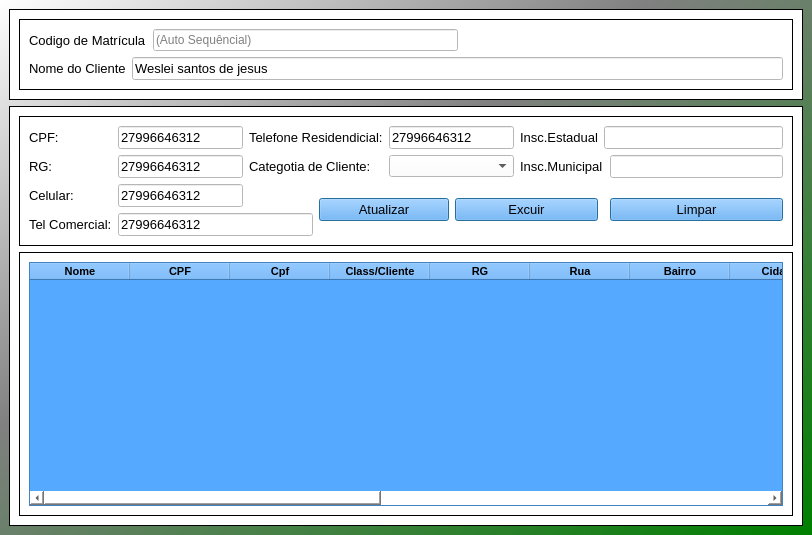
First picture: the form in Views/Clientes.ui, repository Weslei25/SistemaDeVendas, before the edit.
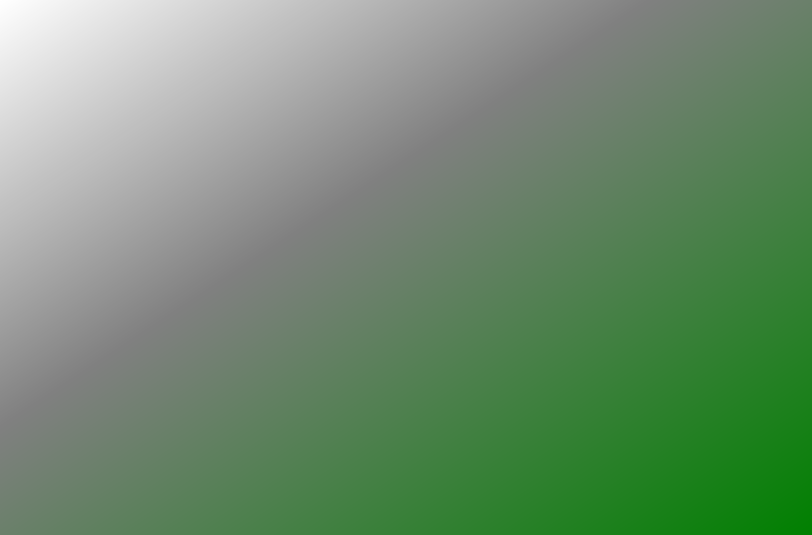
Second picture: the form after the edit. Icons and pictures are not drawn.

Commit message: Novos layouts adcionadas

What changed in the file:
```diff
--- a/Views/Clientes.ui
+++ b/Views/Clientes.ui
@@ -35,727 +35,7 @@
 </string>
   </property>
   <widget class="QWidget" name="centralwidget">
-   <layout class="QGridLayout" name="gridLayout_6">
-    <item row="0" column="0">
-     <widget class="QFrame" name="frame_3">
-      <property name="styleSheet">
-       <string notr="true">background-color: rgb(255, 255, 255);</string>
-      </property>
-      <property name="frameShape">
-       <enum>QFrame::Box</enum>
-      </property>
-      <property name="frameShadow">
-       <enum>QFrame::Plain</enum>
-      </property>
-      <layout class="QGridLayout" name="gridLayout_2">
-       <item row="0" column="0">
-        <widget class="QFrame" name="frame_2">
-         <property name="frameShape">
-          <enum>QFrame::Box</enum>
-         </property>
-         <property name="frameShadow">
-          <enum>QFrame::Plain</enum>
-         </property>
-         <layout class="QGridLayout" name="gridLayout">
-          <item row="1" column="0">
-           <widget class="QLabel" name="label_15">
-            <property name="font">
-             <font>
-              <family>Arial</family>
-              <pointsize>10</pointsize>
-             </font>
-            </property>
-            <property name="text">
-             <string>Nome do Cliente</string>
-            </property>
-           </widget>
-          </item>
-          <item row="0" column="4">
-           <widget class="QLabel" name="label_38">
-            <property name="font">
-             <font>
-              <family>Arial</family>
-              <pointsize>10</pointsize>
-             </font>
-            </property>
-            <property name="styleSheet">
-             <string notr="true">color: rgb(0, 0, 0);</string>
-            </property>
-            <property name="text">
-             <string/>
-            </property>
-           </widget>
-          </item>
-          <item row="0" column="0" colspan="2">
-           <widget class="QLabel" name="label_2">
-            <property name="font">
-             <font>
-              <family>Arial</family>
-              <pointsize>10</pointsize>
-             </font>
-            </property>
-            <property name="text">
-             <string>Codigo de Matrícula</string>
-            </property>
-           </widget>
-          </item>
-          <item row="0" column="2">
-           <widget class="QLineEdit" name="codMatricula_2">
-            <property name="enabled">
-             <bool>false</bool>
-            </property>
-            <property name="toolTip">
-             <string>Auto Sequêncial</string>
-            </property>
-            <property name="styleSheet">
-             <string notr="true">background-color: rgb(255, 255, 255);</string>
-            </property>
-            <property name="placeholderText">
-             <string>(Auto Sequêncial)</string>
-            </property>
-           </widget>
-          </item>
-          <item row="1" column="1" colspan="4">
-           <widget class="QLineEdit" name="nomeCliente_2">
-            <property name="font">
-             <font>
-              <family>Arial</family>
-              <pointsize>10</pointsize>
-             </font>
-            </property>
-            <property name="styleSheet">
-             <string notr="true">background-color: rgb(255, 255, 255);</string>
-            </property>
-            <property name="text">
-             <string>Weslei santos de jesus</string>
-            </property>
-           </widget>
-          </item>
-          <item row="0" column="3">
-           <spacer name="horizontalSpacer">
-            <property name="orientation">
-             <enum>Qt::Horizontal</enum>
-            </property>
-            <property name="sizeHint" stdset="0">
-             <size>
-              <width>40</width>
-              <height>20</height>
-             </size>
-            </property>
-           </spacer>
-          </item>
-         </layout>
-        </widget>
-       </item>
-      </layout>
-     </widget>
-    </item>
-    <item row="1" column="0">
-     <widget class="QFrame" name="frame_5">
-      <property name="styleSheet">
-       <string notr="true">background-color: rgb(255, 255, 255);</string>
-      </property>
-      <property name="frameShape">
-       <enum>QFrame::Box</enum>
-      </property>
-      <property name="frameShadow">
-       <enum>QFrame::Plain</enum>
-      </property>
-      <layout class="QGridLayout" name="gridLayout_5">
-       <item row="0" column="0">
-        <widget class="QFrame" name="frame_4">
-         <property name="frameShape">
-          <enum>QFrame::Box</enum>
-         </property>
-         <property name="frameShadow">
-          <enum>QFrame::Plain</enum>
-         </property>
-         <layout class="QGridLayout" name="gridLayout_3">
-          <item row="0" column="6" colspan="2">
-           <widget class="QLineEdit" name="telResid_2">
-            <property name="font">
-             <font>
-              <family>Arial</family>
-              <pointsize>10</pointsize>
-             </font>
-            </property>
-            <property name="styleSheet">
-             <string notr="true">background-color: rgb(255, 255, 255);</string>
-            </property>
-            <property name="text">
-             <string>27996646312</string>
-            </property>
-           </widget>
-          </item>
-          <item row="1" column="1" colspan="3">
-           <widget class="QLineEdit" name="rgCliente_2">
-            <property name="font">
-             <font>
-              <family>Arial</family>
-              <pointsize>10</pointsize>
-             </font>
-            </property>
-            <property name="styleSheet">
-             <string notr="true">background-color: rgb(255, 255, 255);</string>
-            </property>
-            <property name="text">
-             <string>27996646312</string>
-            </property>
-           </widget>
-          </item>
-          <item row="2" column="7" rowspan="2" colspan="2">
-           <widget class="QPushButton" name="deletarregistro">
-            <property name="font">
-             <font>
-              <pointsize>10</pointsize>
-              <weight>50</weight>
-              <bold>false</bold>
-             </font>
-            </property>
-            <property name="cursor">
-             <cursorShape>PointingHandCursor</cursorShape>
-            </property>
-            <property name="focusPolicy">
-             <enum>Qt::WheelFocus</enum>
-            </property>
-            <property name="toolTip">
-             <string>Salvar novo Cliente</string>
-            </property>
-            <property name="styleSheet">
-             <string notr="true">background-color: rgb(85, 170, 255);</string>
-            </property>
-            <property name="text">
-             <string>Excuir</string>
-            </property>
-            <property name="icon">
-             <iconset>
-              <normaloff>../Imagens/erros.png</normaloff>../Imagens/erros.png</iconset>
-            </property>
-            <property name="iconSize">
-             <size>
-              <width>81</width>
-              <height>31</height>
-             </size>
-            </property>
-            <property name="autoDefault">
-             <bool>true</bool>
-            </property>
-            <property name="default">
-             <bool>true</bool>
-            </property>
-            <property name="flat">
-             <bool>false</bool>
-            </property>
-           </widget>
-          </item>
-          <item row="1" column="6" colspan="2">
-           <widget class="QComboBox" name="catCliente_2">
-            <property name="font">
-             <font>
-              <family>Arial</family>
-             </font>
-            </property>
-            <property name="cursor">
-             <cursorShape>PointingHandCursor</cursorShape>
-            </property>
-            <property name="styleSheet">
-             <string notr="true">background-color: rgb(255, 255, 255);</string>
-            </property>
-           </widget>
-          </item>
-          <item row="0" column="0">
-           <widget class="QLabel" name="label_57">
-            <property name="font">
-             <font>
-              <family>Arial</family>
-              <pointsize>10</pointsize>
-             </font>
-            </property>
-            <property name="text">
-             <string>CPF:</string>
-            </property>
-           </widget>
-          </item>
-          <item row="0" column="9" colspan="2">
-           <widget class="QLineEdit" name="inscrCliente_2">
-            <property name="enabled">
-             <bool>false</bool>
-            </property>
-            <property name="font">
-             <font>
-              <family>Arial</family>
-              <pointsize>10</pointsize>
-             </font>
-            </property>
-            <property name="styleSheet">
-             <string notr="true">background-color: rgb(255, 255, 255);</string>
-            </property>
-           </widget>
-          </item>
-          <item row="2" column="0">
-           <widget class="QLabel" name="label_58">
-            <property name="font">
-             <font>
-              <family>Arial</family>
-              <pointsize>10</pointsize>
-             </font>
-            </property>
-            <property name="text">
-             <string>Celular:</string>
-            </property>
-           </widget>
-          </item>
-          <item row="1" column="0">
-           <widget class="QLabel" name="label_56">
-            <property name="font">
-             <font>
-              <family>Arial</family>
-              <pointsize>10</pointsize>
-             </font>
-            </property>
-            <property name="text">
-             <string>RG:</string>
-            </property>
-           </widget>
-          </item>
-          <item row="0" column="8">
-           <widget class="QLabel" name="label_54">
-            <property name="font">
-             <font>
-              <family>Arial</family>
-              <pointsize>10</pointsize>
-             </font>
-            </property>
-            <property name="text">
-             <string>Insc.Estadual</string>
-            </property>
-           </widget>
-          </item>
-          <item row="1" column="8" colspan="2">
-           <widget class="QLabel" name="label_55">
-            <property name="font">
-             <font>
-              <family>Arial</family>
-              <pointsize>10</pointsize>
-             </font>
-            </property>
-            <property name="text">
-             <string>Insc.Municipal</string>
-            </property>
-           </widget>
-          </item>
-          <item row="0" column="1" colspan="3">
-           <widget class="QLineEdit" name="cpfCliente_2">
-            <property name="font">
-             <font>
-              <family>Arial</family>
-              <pointsize>10</pointsize>
-             </font>
-            </property>
-            <property name="styleSheet">
-             <string notr="true">background-color: rgb(255, 255, 255);</string>
-            </property>
-            <property name="text">
-             <string>27996646312</string>
-            </property>
-           </widget>
-          </item>
-          <item row="2" column="5" rowspan="2" colspan="2">
-           <widget class="QPushButton" name="atualizarcliente">
-            <property name="minimumSize">
-             <size>
-              <width>0</width>
-              <height>0</height>
-             </size>
-            </property>
-            <property name="font">
-             <font>
-              <pointsize>10</pointsize>
-              <weight>50</weight>
-              <bold>false</bold>
-             </font>
-            </property>
-            <property name="cursor">
-             <cursorShape>PointingHandCursor</cursorShape>
-            </property>
-            <property name="focusPolicy">
-             <enum>Qt::WheelFocus</enum>
-            </property>
-            <property name="toolTip">
-             <string>Salvar novo Cliente</string>
-            </property>
-            <property name="styleSheet">
-             <string notr="true">background-color: rgb(85, 170, 255);</string>
-            </property>
-            <property name="text">
-             <string>Atualizar</string>
-            </property>
-            <property name="icon">
-             <iconset>
-              <normaloff>../Imagens/cad_pessoas.ico</normaloff>../Imagens/cad_pessoas.ico</iconset>
-            </property>
-            <property name="iconSize">
-             <size>
-              <width>81</width>
-              <height>31</height>
-             </size>
-            </property>
-            <property name="autoDefault">
-             <bool>true</bool>
-            </property>
-            <property name="default">
-             <bool>true</bool>
-            </property>
-            <property name="flat">
-             <bool>false</bool>
-            </property>
-           </widget>
-          </item>
-          <item row="0" column="4" colspan="2">
-           <widget class="QLabel" name="label_59">
-            <property name="font">
-             <font>
-              <family>Arial</family>
-              <pointsize>10</pointsize>
-             </font>
-            </property>
-            <property name="text">
-             <string>Telefone Residendicial:</string>
-            </property>
-           </widget>
-          </item>
-          <item row="1" column="4" colspan="2">
-           <widget class="QLabel" name="label_49">
-            <property name="font">
-             <font>
-              <family>Arial</family>
-              <pointsize>10</pointsize>
-             </font>
-            </property>
-            <property name="text">
-             <string>Categotia de Cliente:</string>
-            </property>
-           </widget>
-          </item>
-          <item row="2" column="10" rowspan="2">
-           <widget class="QPushButton" name="limparcampos">
-            <property name="font">
-             <font>
-              <pointsize>10</pointsize>
-              <weight>50</weight>
-              <bold>false</bold>
-             </font>
-            </property>
-            <property name="cursor">
-             <cursorShape>PointingHandCursor</cursorShape>
-            </property>
-            <property name="focusPolicy">
-             <enum>Qt::NoFocus</enum>
-            </property>
-            <property name="toolTip">
-             <string>Limpar Formulario</string>
-            </property>
-            <property name="styleSheet">
-             <string notr="true">background-color: rgb(85, 170, 255);</string>
-            </property>
-            <property name="text">
-             <string>Limpar</string>
-            </property>
-            <property name="icon">
-             <iconset>
-              <normaloff>../Imagens/Atualizar.png</normaloff>../Imagens/Atualizar.png</iconset>
-            </property>
-            <property name="iconSize">
-             <size>
-              <width>81</width>
-              <height>31</height>
-             </size>
-            </property>
-            <property name="autoDefault">
-             <bool>true</bool>
-            </property>
-            <property name="default">
-             <bool>true</bool>
-            </property>
-            <property name="flat">
-             <bool>false</bool>
-            </property>
-           </widget>
-          </item>
-          <item row="2" column="1" colspan="3">
-           <widget class="QLineEdit" name="telCell_2">
-            <property name="font">
-             <font>
-              <family>Arial</family>
-              <pointsize>10</pointsize>
-             </font>
-            </property>
-            <property name="styleSheet">
-             <string notr="true">background-color: rgb(255, 255, 255);</string>
-            </property>
-            <property name="text">
-             <string>27996646312</string>
-            </property>
-           </widget>
-          </item>
-          <item row="1" column="10">
-           <widget class="QLineEdit" name="incriMunoci_2">
-            <property name="enabled">
-             <bool>false</bool>
-            </property>
-            <property name="font">
-             <font>
-              <family>Arial</family>
-              <pointsize>10</pointsize>
-             </font>
-            </property>
-            <property name="styleSheet">
-             <string notr="true">background-color: rgb(255, 255, 255);</string>
-            </property>
-           </widget>
-          </item>
-          <item row="3" column="0">
-           <widget class="QLabel" name="label_60">
-            <property name="font">
-             <font>
-              <family>Arial</family>
-              <pointsize>10</pointsize>
-             </font>
-            </property>
-            <property name="text">
-             <string>Tel Comercial:</string>
-            </property>
-           </widget>
-          </item>
-          <item row="3" column="1" colspan="4">
-           <widget class="QLineEdit" name="telCom_2">
-            <property name="font">
-             <font>
-              <family>Arial</family>
-              <pointsize>10</pointsize>
-             </font>
-            </property>
-            <property name="styleSheet">
-             <string notr="true">background-color: rgb(255, 255, 255);</string>
-            </property>
-            <property name="text">
-             <string>27996646312</string>
-            </property>
-           </widget>
-          </item>
-         </layout>
-        </widget>
-       </item>
-       <item row="1" column="0">
-        <widget class="QFrame" name="frame">
-         <property name="frameShape">
-          <enum>QFrame::Box</enum>
-         </property>
-         <property name="frameShadow">
-          <enum>QFrame::Plain</enum>
-         </property>
-         <layout class="QGridLayout" name="gridLayout_4">
-          <item row="0" column="0">
-           <widget class="QTableWidget" name="tableWidget_2">
-            <property name="styleSheet">
-             <string notr="true">background-color: rgb(85, 170, 255);</string>
-            </property>
-            <column>
-             <property name="text">
-              <string>Nome</string>
-             </property>
-             <property name="font">
-              <font>
-               <pointsize>8</pointsize>
-               <weight>75</weight>
-               <bold>true</bold>
-              </font>
-             </property>
-             <property name="background">
-              <color>
-               <red>85</red>
-               <green>170</green>
-               <blue>255</blue>
-              </color>
-             </property>
-            </column>
-            <column>
-             <property name="text">
-              <string>CPF</string>
-             </property>
-             <property name="font">
-              <font>
-               <pointsize>8</pointsize>
-               <weight>75</weight>
-               <bold>true</bold>
-              </font>
-             </property>
-            </column>
-            <column>
-             <property name="text">
-              <string>Cpf</string>
-             </property>
-             <property name="font">
-              <font>
-               <pointsize>8</pointsize>
-               <weight>75</weight>
-               <bold>true</bold>
-              </font>
-             </property>
-            </column>
-            <column>
-             <property name="text">
-              <string>Class/Cliente</string>
-             </property>
-             <property name="font">
-              <font>
-               <pointsize>8</pointsize>
-               <weight>75</weight>
-               <bold>true</bold>
-              </font>
-             </property>
-            </column>
-            <column>
-             <property name="text">
-              <string>RG</string>
-             </property>
-             <property name="font">
-              <font>
-               <pointsize>8</pointsize>
-               <weight>75</weight>
-               <bold>true</bold>
-              </font>
-             </property>
-            </column>
-            <column>
-             <property name="text">
-              <string>Rua</string>
-             </property>
-             <property name="font">
-              <font>
-               <pointsize>8</pointsize>
-               <weight>75</weight>
-               <bold>true</bold>
-              </font>
-             </property>
-            </column>
-            <column>
-             <property name="text">
-              <string>Bairro</string>
-             </property>
-             <property name="font">
-              <font>
-               <pointsize>8</pointsize>
-               <weight>75</weight>
-               <bold>true</bold>
-              </font>
-             </property>
-            </column>
-            <column>
-             <property name="text">
-              <string>Cidade</string>
-             </property>
-             <property name="font">
-              <font>
-               <pointsize>8</pointsize>
-               <weight>75</weight>
-               <bold>true</bold>
-              </font>
-             </property>
-            </column>
-            <column>
-             <property name="text">
-              <string>Estado</string>
-             </property>
-             <property name="font">
-              <font>
-               <pointsize>8</pointsize>
-               <weight>75</weight>
-               <bold>true</bold>
-              </font>
-             </property>
-            </column>
-            <column>
-             <property name="text">
-              <string>Residencia</string>
-             </property>
-             <property name="font">
-              <font>
-               <pointsize>8</pointsize>
-               <weight>75</weight>
-               <bold>true</bold>
-              </font>
-             </property>
-            </column>
-            <column>
-             <property name="text">
-              <string>Complemento</string>
-             </property>
-             <property name="font">
-              <font>
-               <pointsize>8</pointsize>
-               <weight>75</weight>
-               <bold>true</bold>
-              </font>
-             </property>
-            </column>
-            <column>
-             <property name="text">
-              <string>Celular</string>
-             </property>
-             <property name="font">
-              <font>
-               <pointsize>8</pointsize>
-               <weight>75</weight>
-               <bold>true</bold>
-              </font>
-             </property>
-            </column>
-            <column>
-             <property name="text">
-              <string>Telefone</string>
-             </property>
-             <property name="font">
-              <font>
-               <pointsize>8</pointsize>
-               <weight>75</weight>
-               <bold>true</bold>
-              </font>
-             </property>
-            </column>
-            <column>
-             <property name="text">
-              <string>Email</string>
-             </property>
-             <property name="font">
-              <font>
-               <pointsize>8</pointsize>
-               <weight>75</weight>
-               <bold>true</bold>
-              </font>
-             </property>
-            </column>
-            <column>
-             <property name="text">
-              <string>Observação</string>
-             </property>
-             <property name="font">
-              <font>
-               <pointsize>8</pointsize>
-               <weight>75</weight>
-               <bold>true</bold>
-              </font>
-             </property>
-            </column>
-           </widget>
-          </item>
-         </layout>
-        </widget>
-       </item>
-      </layout>
-     </widget>
-    </item>
-   </layout>
+   <layout class="QGridLayout" name="gridLayout_6"/>
   </widget>
  </widget>
  <resources>
```
The commit also changes 22 other files.
